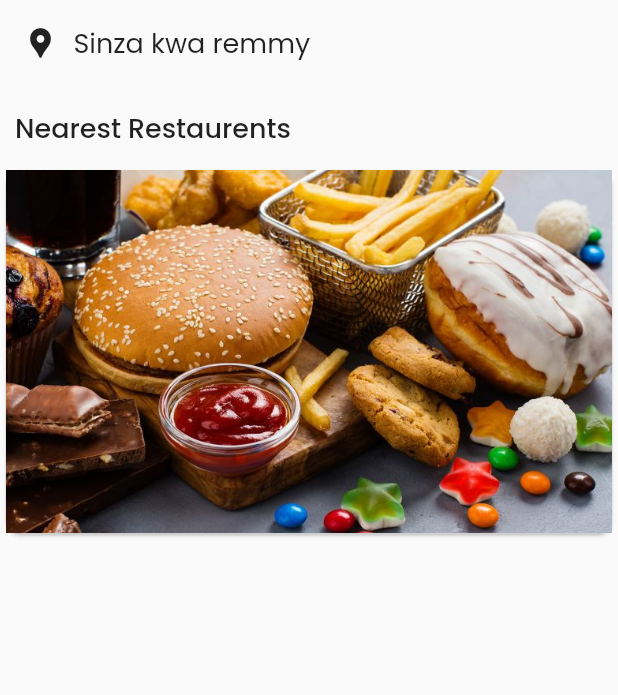
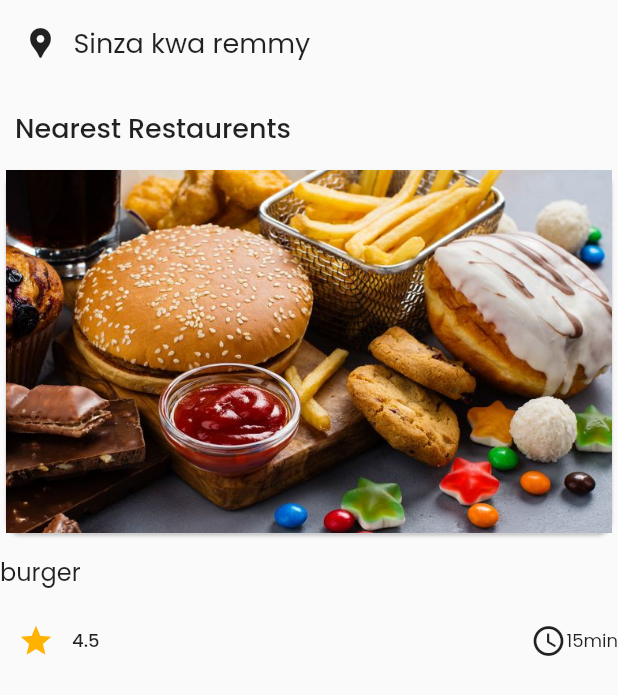
Before and after one commit to itsmushi/Moko-Flutter-app, a Flutter app: the HomeNavigation widget shown alone on an empty page, opened directly, on a phone screen of 412 x 824 dp. Shown: the top 695 px of the screen. Run offline on Flutter 3.47's test engine with Material 2 defaults, Android fonts, the light colour scheme and no system bars; our stand-ins replace font_awesome_flutter, form_field_validator.

Commit message:
homeAlmost done

```diff
--- /dev/null
+++ b/lib/modules/homeNavigation/bottomImageDetail.dart
@@ -0,0 +1,62 @@
+import 'package:flutter/material.dart';
+
+class BottomImageDetail extends StatelessWidget {
+  final String foodName;
+  final String rateValue;
+  final String time;
+  BottomImageDetail(this.foodName, this.rateValue, this.time);
+
+  final TextStyle textStyle =
+      TextStyle(fontFamily: 'PoppinsRegular', fontSize: 12);
+
+  @override
+  Widget build(BuildContext context) {
+    return Column(
+        mainAxisAlignment: MainAxisAlignment.start,
+        crossAxisAlignment: CrossAxisAlignment.start,
+        children: [
+          Padding(
+            padding: const EdgeInsets.symmetric(vertical: 10),
+            child: Text(
+              foodName,
+              style: TextStyle(fontFamily: 'PoppinsRegular', fontSize: 16),
+            ),
+          ),
+          Padding(
+            padding: const EdgeInsets.only(bottom: 10),
+            child: Row(
+              mainAxisAlignment: MainAxisAlignment.spaceBetween,
+              children: [
+                Row(
+                  mainAxisAlignment: MainAxisAlignment.start,
+                  children: [
+                    IconButton(
+                      onPressed: () {},
+                      icon: Icon(
+                        Icons.star,
+                        color: Color.fromRGBO(255, 178, 0, 1),
+                      ),
+                    ),
+                    Text(
+                      rateValue,
+                      style:
+                          TextStyle(fontFamily: "PoppinsMedium", fontSize: 12),
+                    )
+                  ],
+                ),
+                Row(
+                  mainAxisAlignment: MainAxisAlignment.start,
+                  children: [
+                    Icon(Icons.access_time),
+                    Text(
+                     time,
+                      style: textStyle,
+                    )
+                  ],
+                )
+              ],
+            ),
+          )
+        ]);
+  }
+}
--- /dev/null
+++ b/lib/modules/homeNavigation/foodImgWithText.dart
@@ -0,0 +1,22 @@
+import 'package:flutter/material.dart';
+import 'package:moko/modules/homeNavigation/bottomImageDetail.dart';
+import 'package:moko/components/foodImageBox.dart';
+
+class FoodImgWithText extends StatelessWidget {
+  final String img;
+  final String foodName;
+  final String rateValue;
+  final String time;
+  FoodImgWithText(this.img, this.foodName, this.rateValue, this.time);
+
+  @override
+  Widget build(BuildContext context) {
+    return Column(
+      mainAxisAlignment: MainAxisAlignment.start,
+      children: [
+        FoodImageBox(img),
+        BottomImageDetail(foodName, rateValue, time)
+      ],
+    );
+  }
+}
--- a/lib/modules/homeNavigation.dart
+++ b/lib/modules/homeNavigation/homeNavigation.dart
@@ -1,6 +1,7 @@
 import 'package:flutter/material.dart';
 import 'package:moko/components/foodImageBox.dart';
 import 'package:moko/components/title2.dart';
+import 'package:moko/modules/homeNavigation/foodImgWithText.dart';
 
 class HomeNavigation extends StatelessWidget {
   @override
@@ -30,7 +31,7 @@ class HomeNavigation extends StatelessWidget {
               const EdgeInsets.only(top: 15, left: 10, right: 10, bottom: 10),
           child: Title2("Nearest Restaurents"),
         ),
-        FoodImageBox("assets/images/sample_food.jpeg"),
+        FoodImgWithText("assets/images/sample_food.jpeg", "burger", "4.5", "15min")
       ],
     );
   }
--- a/lib/screens/HomeScreen/homeScreen.dart
+++ b/lib/screens/HomeScreen/homeScreen.dart
@@ -1,5 +1,5 @@
 import 'package:flutter/material.dart';
-import 'package:moko/modules/homeNavigation.dart';
+import 'package:moko/modules/homeNavigation/homeNavigation.dart';
 import 'package:moko/screens/HomeScreen/topSearch.dart';
 
 class HomeScreen extends StatefulWidget {
```
Also changed, not shown: lib/components/bottomImageDetail.dart (deleted).
